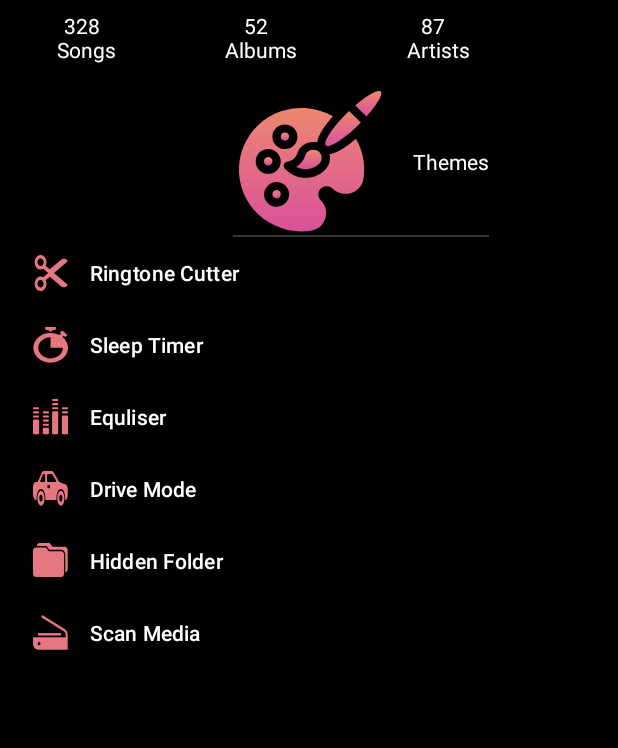
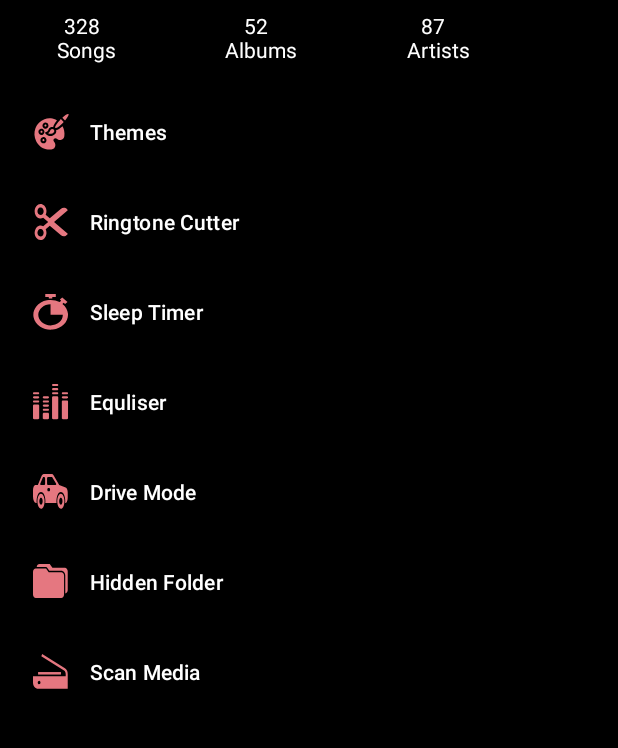
Before and after one commit to dactuanbka/MockProject, an Android app: the screen it shows after launch (MainActivity), with the side drawer open, on a phone screen of 412 x 824 dp, the part 252-1000 px from its top. Run offline under Robolectric (Android 15) with nearby library versions, the phone set to English and light mode, and no system bars; our stand-ins replace data binding, navigation-ui.

Commit message:
change overlap menu

```diff
--- a/TuanQD_MockProject/app/src/main/java/com/example/baseproject/view/MainActivity.java
+++ b/TuanQD_MockProject/app/src/main/java/com/example/baseproject/view/MainActivity.java
@@ -8,11 +8,13 @@
 
 import androidx.navigation.ui.AppBarConfiguration;
 
+import android.app.ActionBar;
 import android.graphics.drawable.Drawable;
 import android.os.Bundle;
 
 import android.view.MenuItem;
 import android.view.View;
+import android.view.WindowManager;
 import android.widget.PopupWindow;
 
 import com.example.baseproject.R;
@@ -30,12 +32,15 @@
         super.onCreate(savedInstanceState);
         activityMainBinding = DataBindingUtil.setContentView(this,
                 R.layout.activity_main);
+//        getSupportActionBar().hide();
         Toolbar toolbar = activityMainBinding.layoutToolbar.toolbar;
         setSupportActionBar(toolbar);
         toolbar.setNavigationOnClickListener(new View.OnClickListener() {
             @Override
             public void onClick(View v) {
                 activityMainBinding.drawerLayout.open();
+                getWindow().setFlags(WindowManager.LayoutParams.FLAG_FULLSCREEN,
+                        WindowManager.LayoutParams.FLAG_FULLSCREEN);
             }
         });
 
--- a/TuanQD_MockProject/app/src/main/res/layout/themes_custom_item.xml
+++ b/TuanQD_MockProject/app/src/main/res/layout/themes_custom_item.xml
@@ -2,21 +2,6 @@
 <LinearLayout
     xmlns:android="http://schemas.android.com/apk/res/android"
     android:layout_width="match_parent"
-    android:layout_height="100dp"
+    android:layout_height="60dp"
     android:background="@drawable/stroke_popup_menu">
-    <ImageView
-        android:layout_width="100dp"
-        android:layout_height="100dp"
-        android:src="@drawable/ic__01_popup_menu_paint">
-    </ImageView>
-    <TextView
-        android:layout_width="wrap_content"
-        android:layout_height="match_parent"
-        android:text="@string/themes"
-        android:layout_marginStart="20dp"
-        android:gravity="center_vertical"
-        android:textColor="@color/white"
-        >
-
-    </TextView>
 </LinearLayout>
--- a/TuanQD_MockProject/app/src/main/res/menu/options_menu.xml
+++ b/TuanQD_MockProject/app/src/main/res/menu/options_menu.xml
@@ -4,30 +4,37 @@
     app:showAsAction="always">
     <item
         android:id="@+id/itemThemes"
-        android:title=""
-        app:actionLayout="@layout/themes_custom_item"/>
+        app:actionLayout="@layout/themes_custom_item"
+        android:icon="@drawable/ic__01_popup_menu_paint"
+        android:title="@string/themes" />
     <item
         android:id="@+id/itemCutter"
         android:icon="@drawable/ic__02_popup_menu_scissors"
-        android:title="@string/ringtone_cutter" />
+        android:title="@string/ringtone_cutter"
+        app:actionLayout="@layout/themes_custom_item"/>
     <item
         android:id="@+id/itemSleepTimer"
+        app:actionLayout="@layout/themes_custom_item"
         android:icon="@drawable/ic__03_popup_menu_stopwatch"
         android:title="@string/sleep_timer" />
     <item
         android:id="@+id/itemEquliser"
+        app:actionLayout="@layout/themes_custom_item"
         android:icon="@drawable/ic__04_popup_menu_sound_bars"
         android:title="@string/equliser" />
     <item
         android:id="@+id/itemDriveMode"
+        app:actionLayout="@layout/themes_custom_item"
         android:icon="@drawable/ic__3_popup_menu_car"
         android:title="@string/drive_mode" />
     <item
         android:id="@+id/itemHiddenFolder"
+        app:actionLayout="@layout/themes_custom_item"
         android:icon="@drawable/ic__06_popup_menu_folder"
         android:title="@string/hidden_folder" />
     <item
         android:id="@+id/itemScanMedia"
+        app:actionLayout="@layout/themes_custom_item"
         android:icon="@drawable/ic__07_popup_menu_scanner"
         android:title="@string/scan_media" />
 
```
Also changed, not shown: TuanQD_MockProject/app/src/main/res/layout/cutter_custom_item.xml (deleted, +0 -7 lines), TuanQD_MockProject/app/src/main/res/layout/sleep_timer_custom_item.xml (deleted, +0 -7 lines).
